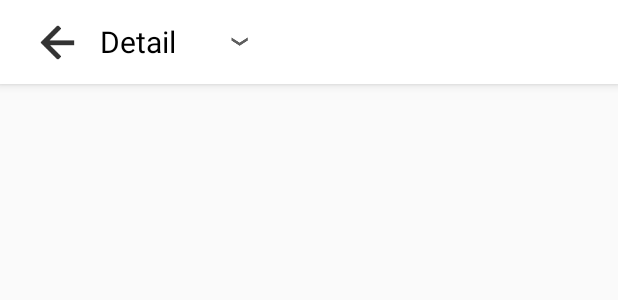
After one commit to xuzhengyi1995/EG23_XU, an Android app: the layout app_bar_progress.xml on its own in the app's theme, with its tools: preview values and no code run, on a phone screen of 412 x 824 dp. The commit adds this screen. Shown: the top 300 px of the screen. Run offline under Robolectric (Android 15) with nearby library versions, the phone set to English and light mode, and no system bars.

Commit message:
Fixed some bugs.

```diff
--- a/app/src/main/res/layout/activity_progress.xml
+++ b/app/src/main/res/layout/activity_progress.xml
@@ -14,7 +14,7 @@
         app:layout_constraintRight_toRightOf="parent"
         app:layout_constraintTop_toTopOf="parent">
 
-        <include layout="@layout/app_bar_other"
+        <include layout="@layout/app_bar_progress"
             android:layout_height="wrap_content"
             android:layout_width="match_parent"/>
 
--- /dev/null
+++ b/app/src/main/res/layout/app_bar_progress.xml
@@ -0,0 +1,64 @@
+<?xml version="1.0" encoding="utf-8"?>
+<LinearLayout xmlns:android="http://schemas.android.com/apk/res/android"
+    xmlns:app="http://schemas.android.com/apk/res-auto"
+    android:orientation="vertical"
+    android:layout_width="match_parent"
+    android:layout_height="match_parent">
+    <LinearLayout
+        android:layout_width="fill_parent"
+        android:layout_height="fill_parent"
+        android:orientation="vertical">
+        <android.support.design.widget.AppBarLayout
+            android:layout_width="fill_parent"
+            android:layout_height="wrap_content"
+            android:theme="@style/AppTheme.AppBarOverlay">
+
+
+            <android.support.v7.widget.Toolbar
+                android:id="@+id/toolbar"
+                android:layout_width="match_parent"
+                android:layout_height="?attr/actionBarSize"
+                android:background="?attr/colorPrimary"
+                app:popupTheme="@style/AppTheme.PopupOverlay"
+                android:weightSum="1">
+
+                <ImageView
+                    android:id="@+id/detail_back"
+                    android:layout_width="20pt"
+                    android:layout_height="match_parent"
+                    android:scaleType="centerInside"
+                    android:src="@drawable/ic_arrow_back_white"/>
+                <TextView
+                    android:id="@+id/app_bar_other_head"
+                    android:layout_width="wrap_content"
+                    android:layout_height="match_parent"
+                    android:textSize="20sp"
+                    android:layout_marginLeft="10pt"
+                    android:textColor="#000000"
+                    android:gravity="center_vertical"
+                    android:text="Detail  "/>
+
+                <Spinner
+                    android:id="@+id/spinner_pro"
+                    android:layout_width="wrap_content"
+                    android:layout_height="match_parent"
+                    android:background="@android:color/transparent"
+                    android:gravity="left"
+                    android:layout_marginLeft="5dp"
+                    android:spinnerMode="dropdown" >
+                </Spinner>
+                <ImageView
+                    android:layout_width="5pt"
+                    android:layout_height="wrap_content"
+                    android:layout_marginLeft="10pt"
+                    android:scaleType="centerInside"
+                    android:src="@drawable/drop"/>
+
+
+            </android.support.v7.widget.Toolbar>
+
+
+        </android.support.design.widget.AppBarLayout>
+
+    </LinearLayout>
+</LinearLayout>
```
Also changed, not shown: app/src/main/java/com/example/xuzhengyi/eg23/Detail2Activity.java (+8 -0 lines), app/src/main/java/com/example/xuzhengyi/eg23/DetailActivity.java (+6 -2 lines), app/src/main/java/com/example/xuzhengyi/eg23/ProgressActivity.java (+13 -1 lines), app/src/main/java/com/example/xuzhengyi/eg23/StatusActivity.java (+4 -3 lines).
